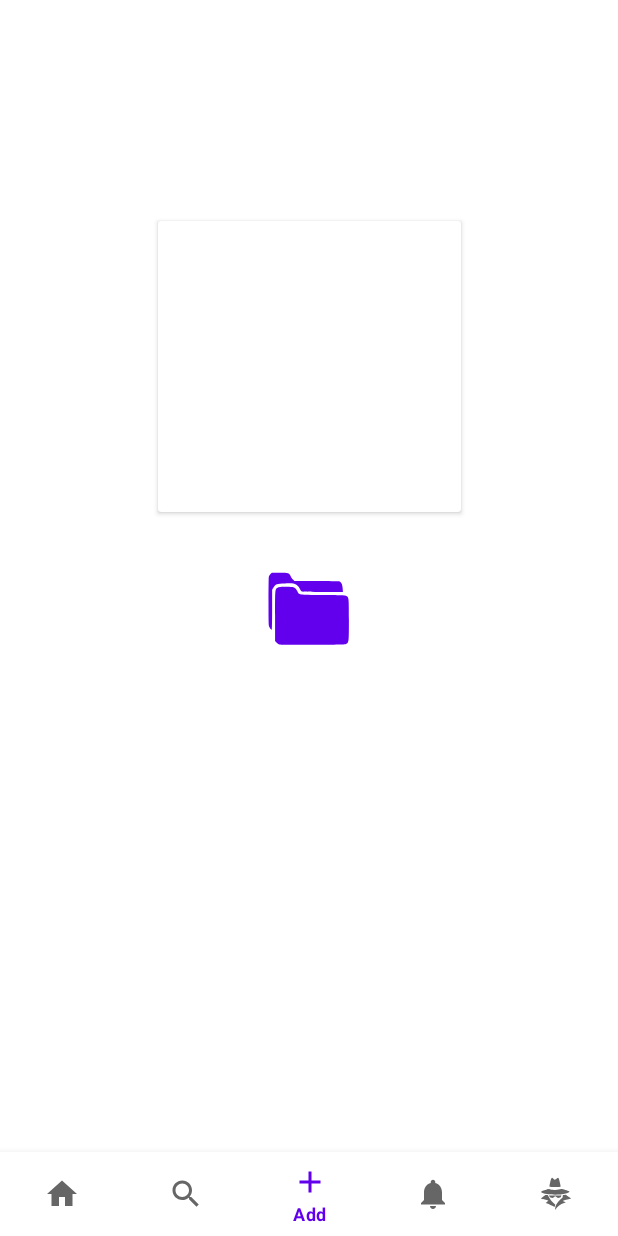
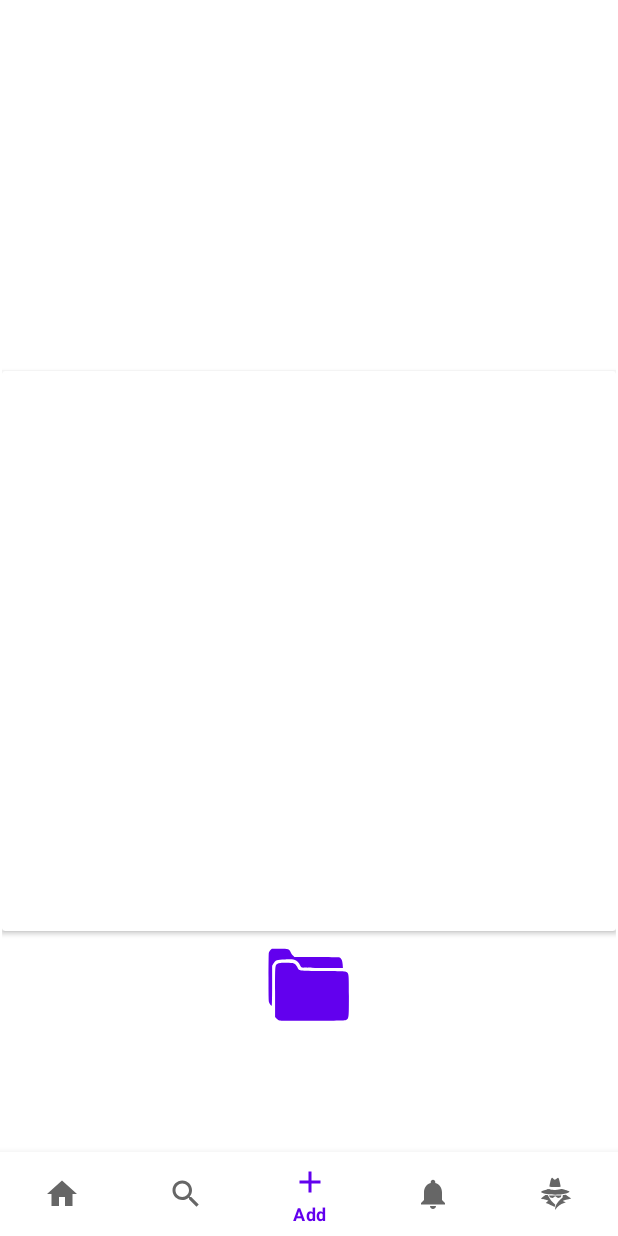
Before and after one commit to Simix01/Project_AN0NYM0US, an Android app: the HomepageActivity screen opened directly, with no data from a screen before it, item 3 of the bottom bar chosen, on a phone screen of 412 x 824 dp. Run offline under Robolectric (Android 15) with nearby library versions, the phone set to English and light mode, and no system bars; our stand-ins replace navigation-ui.

Commit message:
ottimo commit

```diff
--- a/app/src/main/java/com/example/an0nym0us/HomepageActivity.kt
+++ b/app/src/main/java/com/example/an0nym0us/HomepageActivity.kt
@@ -18,10 +18,12 @@ class HomepageActivity : AppCompatActivity() {
         setContentView(R.layout.activity_homepage)
         AppCompatDelegate.setDefaultNightMode(AppCompatDelegate.MODE_NIGHT_NO);
 
-    }
+        val bottomNavigationView=findViewById<BottomNavigationView>(R.id.bottomNavigationView)
+        val navController=findNavController(R.id.fragment)
+
+        bottomNavigationView.setupWithNavController(navController)
 
 
-    override fun onActivityResult(requestCode: Int, resultCode: Int, data: Intent?) {
-        super.onActivityResult(requestCode, resultCode, data)
+
     }
 }
--- a/app/src/main/java/com/example/an0nym0us/UploadFragment.kt
+++ b/app/src/main/java/com/example/an0nym0us/UploadFragment.kt
@@ -1,41 +1,40 @@
 package com.example.an0nym0us
 
-import android.Manifest.permission.WRITE_EXTERNAL_STORAGE
 import android.app.Activity.RESULT_OK
 import android.app.AlertDialog
-
-import android.content.Context
 import android.content.Intent
 import android.content.pm.PackageManager
 import android.graphics.Bitmap
 import android.graphics.BitmapFactory
 import android.net.Uri
 import android.os.Bundle
+import android.os.Environment
 import android.provider.MediaStore
-import androidx.fragment.app.Fragment
 import android.view.LayoutInflater
 import android.view.View
 import android.view.ViewGroup
 import android.widget.Button
 import android.widget.ImageView
-import androidx.activity.result.contract.ActivityResultContracts.StartActivityForResult
-import androidx.core.content.ContextCompat
 import androidx.core.content.ContextCompat.*
-import java.util.jar.Manifest
+import androidx.core.content.FileProvider
+import androidx.fragment.app.Fragment
+import java.io.File
+
 
 //import kotlinx.android.synthetic.main.fragment_your_fragment_name.view.*
 
+private lateinit var photoFile: File
+private const val FILE_NAME="photo.jpg"
 
 class UploadFragment : Fragment() {
 
     var optionMenu= arrayOf<String>("Take Photo","Choose from gallery","Exit")
     var mBtn:Button?=null
     var mImg:ImageView?=null
-    var pickImage=100
-    var imageUri:Uri?=null
 
     override fun onCreate(savedInstanceState: Bundle?) {
         super.onCreate(savedInstanceState)
+
     }
 
     override fun onCreateView(
@@ -44,6 +43,8 @@ class UploadFragment : Fragment() {
     ): View? {
 
         val view: View = inflater.inflate(R.layout.fragment_upload, container, false)
+
+
 
 
         mBtn= view?.findViewById(R.id.buttonUpload)
@@ -81,6 +82,13 @@ class UploadFragment : Fragment() {
                 builder.setItems(optionMenu) { dialogInterface, i ->
                     if (optionMenu[i].equals("Take Photo")) {
                         var intent = Intent(MediaStore.ACTION_IMAGE_CAPTURE)
+
+                       /* val storageDir= getActivity()?.getExternalFilesDir(Environment.DIRECTORY_PICTURES)
+                        photoFile=File.createTempFile(FILE_NAME,".jpg",storageDir)
+                        val fileProvider= FileProvider.getUriForFile(requireContext(),"com.example.an0nym0us.fileprovider",photoFile)
+
+                        intent.putExtra(MediaStore.EXTRA_OUTPUT,fileProvider)
+*/
                         startActivityForResult(intent, 3)
                     } else if (optionMenu[i].equals("Choose from gallery")) {
                         var intent =
@@ -119,7 +127,6 @@ class UploadFragment : Fragment() {
                     }
                 }
                 builder.show()
-
             }
         }
     }
@@ -136,7 +143,17 @@ class UploadFragment : Fragment() {
         }
         else if(requestCode==3&&resultCode== RESULT_OK){
             var bitmap:Bitmap=data?.getExtras()?.get("data") as Bitmap
+
+
+
+
+
+
+            // var bitmap:Bitmap=BitmapFactory.decodeFile(photoFile.absolutePath)
+
             mImg!!.setImageBitmap(bitmap)
         }
     }
+
+
 }
--- a/app/src/main/res/layout/activity_homepage.xml
+++ b/app/src/main/res/layout/activity_homepage.xml
@@ -18,8 +18,8 @@
 
     </com.google.android.material.bottomnavigation.BottomNavigationView>
 
-    <androidx.fragment.app.FragmentContainerView
-        android:id="@+id/fragmentContainerView3"
+    <fragment
+        android:id="@+id/fragment"
         android:name="androidx.navigation.fragment.NavHostFragment"
         android:layout_width="409dp"
         android:layout_height="673dp"
--- a/app/src/main/res/layout/fragment_upload.xml
+++ b/app/src/main/res/layout/fragment_upload.xml
@@ -9,17 +9,22 @@
 
     <androidx.cardview.widget.CardView
         android:id="@+id/cardView"
-        android:layout_width="202dp"
-        android:layout_height="194dp"
-        android:layout_marginTop="100dp"
+        android:layout_width="match_parent"
+        android:layout_height="match_parent"
+        android:layout_marginTop="200dp"
+        android:layout_marginBottom="100dp"
         app:layout_constraintEnd_toEndOf="parent"
         app:layout_constraintStart_toStartOf="parent"
         app:layout_constraintTop_toTopOf="parent">
 
         <ImageView
             android:id="@+id/imageUpload"
+            android:adjustViewBounds="true"
+            android:scaleType="fitXY"
+
             android:layout_width="match_parent"
             android:layout_height="match_parent"
+
             tools:src="@tools:sample/avatars" />
     </androidx.cardview.widget.CardView>
 
--- a/app/src/main/res/navigation/my_nav.xml
+++ b/app/src/main/res/navigation/my_nav.xml
@@ -3,7 +3,7 @@
     xmlns:app="http://schemas.android.com/apk/res-auto"
     xmlns:tools="http://schemas.android.com/tools"
     android:id="@+id/my_nav"
-    app:startDestination="@id/uploadFragment">
+    app:startDestination="@id/homeFragment">
 
     <fragment
         android:id="@+id/uploadFragment"
--- /dev/null
+++ b/app/src/main/res/xml/fileprovider.xml
@@ -0,0 +1,6 @@
+<?xml version="1.0" encoding="utf-8"?>
+<paths>
+    <external-files-path
+        name="images"
+        path="Pictures"/>
+</paths>
```
Also changed, not shown: app/src/main/AndroidManifest.xml (+13 -0 lines).
